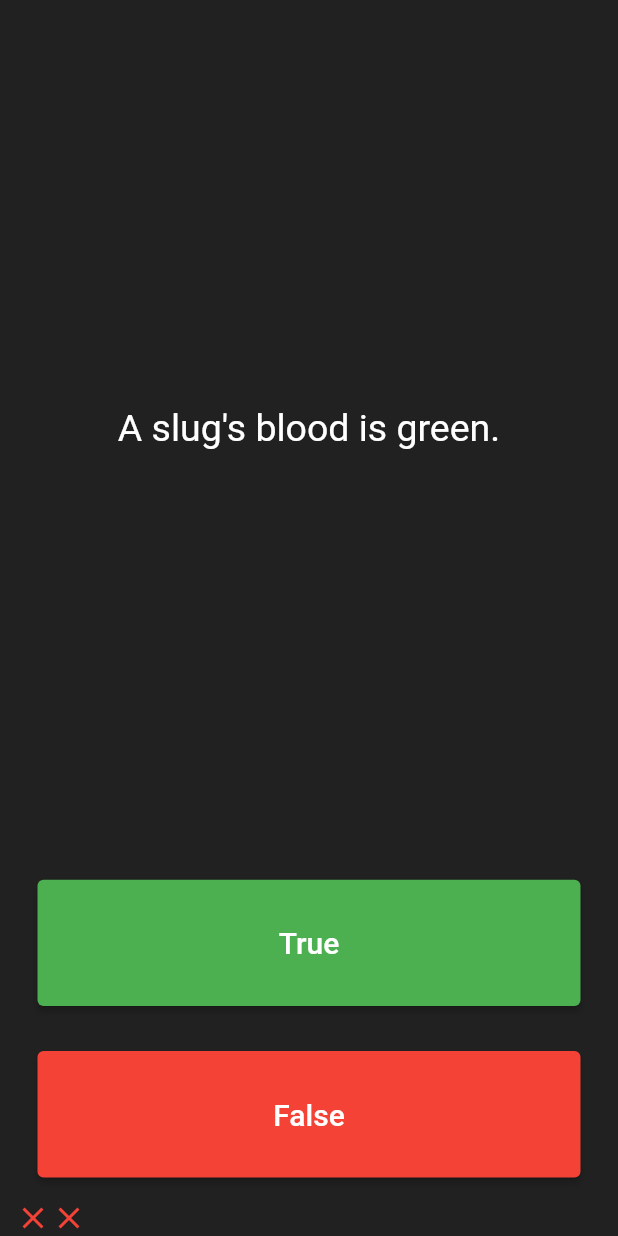
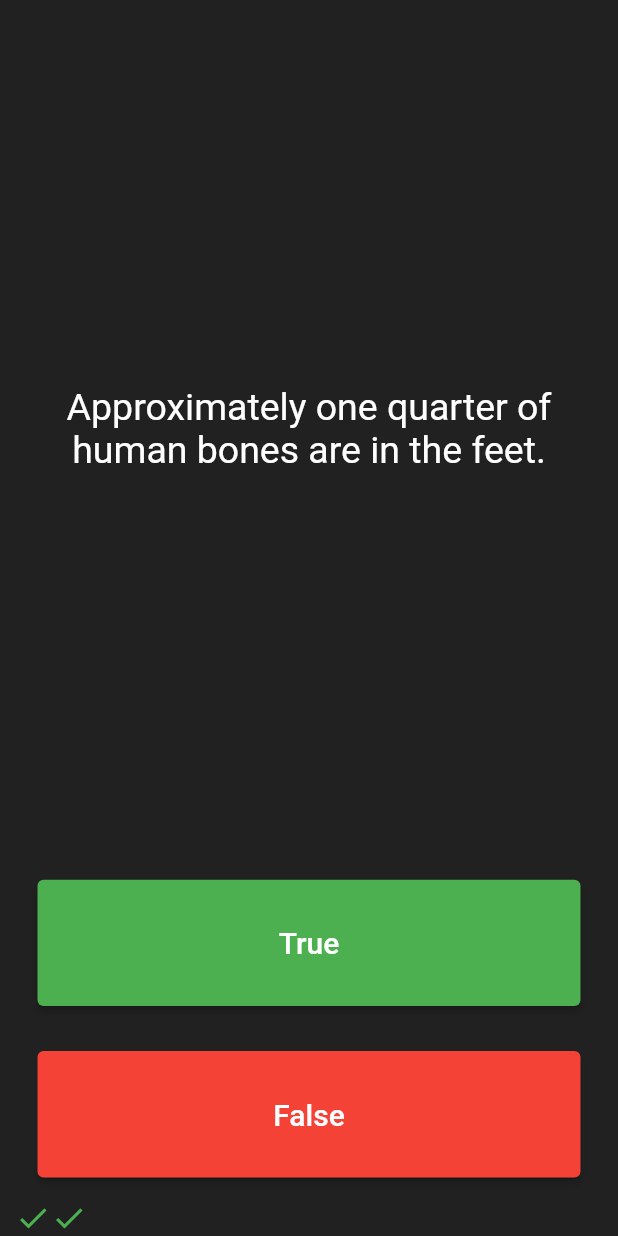
Before and after one commit to deepcodingios/Quizzler, a Flutter app: the screen it shows after launch, after a tap on "True", after a tap on "False", on a phone screen of 412 x 824 dp. Run offline on Flutter 3.47's test engine with Material 2 defaults, Android fonts, the phone set to English and light mode, and no system bars.

Commit message:
Abstracting Questions into seperate classes

```diff
--- a/lib/main.dart
+++ b/lib/main.dart
@@ -1,4 +1,7 @@
 import 'package:flutter/material.dart';
+import 'quiz_brain.dart';
+
+QuizBrain quizBrain = QuizBrain();
 
 void main() => runApp(Quizzler());
 
@@ -26,13 +29,13 @@ class QuizPage extends StatefulWidget {
 
 class _QuizPageState extends State<QuizPage> {
   List<Icon> scoreKeeper = [];
-  List<String> questions = [
-    'You can lead a cow down stairs but not up stairs.',
-    'Approximately one quarter of human bones are in the feet.',
-    'A slug\'s blood is green.',
-  ];
+  // List<String> questions = [
+  //   'You can lead a cow down stairs but not up stairs.',
+  //   'Approximately one quarter of human bones are in the feet.',
+  //   'A slug\'s blood is green.',
+  // ];
 
-  List<bool> answers = [false, true, true];
+  // List<bool> answers = [false, true, true];
 
   int questionNo = 0;
 
@@ -48,7 +51,7 @@ class _QuizPageState extends State<QuizPage> {
             padding: EdgeInsets.all(10.0),
             child: Center(
               child: Text(
-                questions[questionNo],
+                quizBrain.questionBank[questionNo].question,
                 textAlign: TextAlign.center,
                 style: TextStyle(
                   fontSize: 25.0,
@@ -78,7 +81,7 @@ class _QuizPageState extends State<QuizPage> {
                 //     color: Colors.green,
                 //   ),
                 // );
-                bool currentAnswer = answers[questionNo];
+                bool currentAnswer = quizBrain.questionBank[questionNo].answer;
 
                 if (currentAnswer) {
                   scoreKeeper.add(Icon(
@@ -112,7 +115,7 @@ class _QuizPageState extends State<QuizPage> {
               ),
               onPressed: () {
                 //The user picked false.
-                bool currentAnswer = answers[questionNo];
+                bool currentAnswer = quizBrain.questionBank[questionNo].answer;
                 if (!currentAnswer) {
                   scoreKeeper.add(Icon(
                     Icons.check,
--- /dev/null
+++ b/lib/question.dart
@@ -0,0 +1,9 @@
+class Question {
+  String question;
+  bool answer;
+
+  Question(String q, bool a) {
+    question = q;
+    answer = a;
+  }
+}
--- /dev/null
+++ b/lib/quiz_brain.dart
@@ -0,0 +1,31 @@
+import 'question.dart';
+
+class QuizBrain {
+  List<Question> questionBank = [
+    Question('Some cats are actually allergic to humans', true),
+    Question('You can lead a cow down stairs but not up stairs.', false),
+    Question('Approximately one quarter of human bones are in the feet.', true),
+    Question('A slug\'s blood is green.', true),
+    Question('Buzz Aldrin\'s mother\'s maiden name was \"Moon\".', true),
+    Question('It is illegal to pee in the Ocean in Portugal.', true),
+    Question(
+        'No piece of square dry paper can be folded in half more than 7 times.',
+        false),
+    Question(
+        'In London, UK, if you happen to die in the House of Parliament, you are technically entitled to a state funeral, because the building is considered too sacred a place.',
+        true),
+    Question(
+        'The loudest sound produced by any animal is 188 decibels. That animal is the African Elephant.',
+        false),
+    Question(
+        'The total surface area of two human lungs is approximately 70 square metres.',
+        true),
+    Question('Google was originally called \"Backrub\".', true),
+    Question(
+        'Chocolate affects a dog\'s heart and nervous system; a few ounces are enough to kill a small dog.',
+        true),
+    Question(
+        'In West Virginia, USA, if you accidentally hit an animal with your car, you are free to take it home to eat.',
+        true),
+  ];
+}
```
